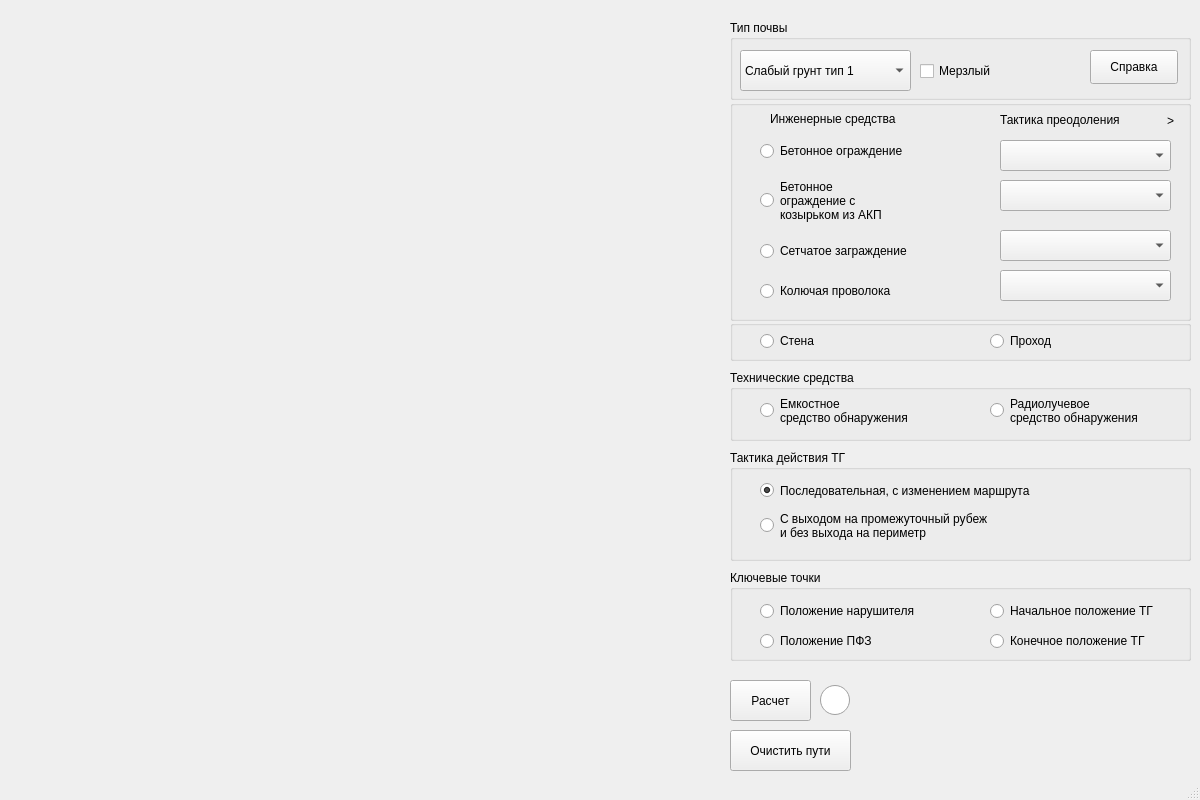
This is design.ui in USerGHub/Makovey as Qt 5 draws it before an edit. The edited form follows.
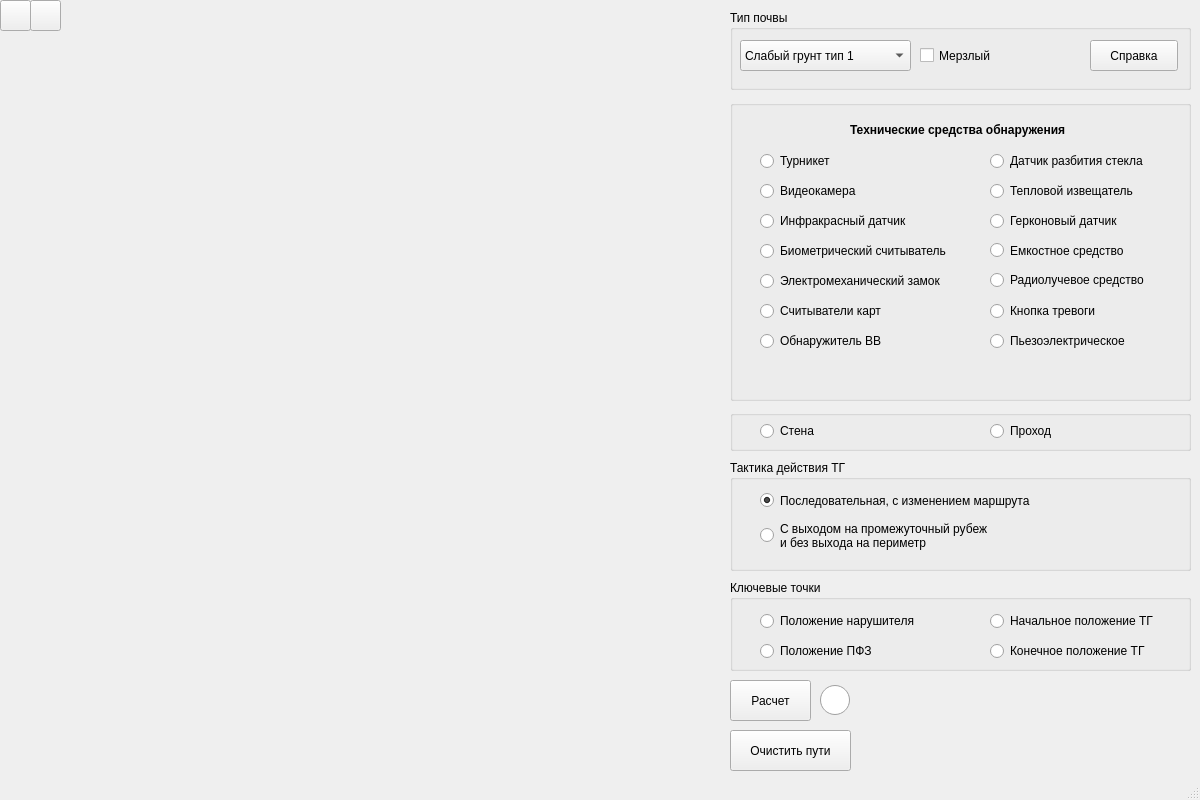
This is the edited form. Icons and pictures are not drawn.

```diff
--- a/design.ui
+++ b/design.ui
@@ -58,7 +58,7 @@
     <property name="geometry">
      <rect>
       <x>730</x>
-      <y>20</y>
+      <y>10</y>
       <width>461</width>
       <height>80</height>
      </rect>
@@ -70,9 +70,9 @@
      <property name="geometry">
       <rect>
        <x>190</x>
-       <y>40</y>
+       <y>30</y>
        <width>88</width>
-       <height>22</height>
+       <height>31</height>
       </rect>
      </property>
      <property name="text">
@@ -85,7 +85,7 @@
        <x>10</x>
        <y>30</y>
        <width>171</width>
-       <height>41</height>
+       <height>31</height>
       </rect>
      </property>
      <property name="currentIndex">
@@ -143,7 +143,7 @@
        <x>360</x>
        <y>30</y>
        <width>88</width>
-       <height>34</height>
+       <height>31</height>
       </rect>
      </property>
      <property name="text">
@@ -157,49 +157,23 @@
       <x>730</x>
       <y>100</y>
       <width>461</width>
-      <height>221</height>
+      <height>301</height>
      </rect>
     </property>
     <property name="title">
      <string/>
     </property>
-    <widget class="QLabel" name="facilitiesLabel">
-     <property name="geometry">
-      <rect>
-       <x>40</x>
-       <y>10</y>
-       <width>171</width>
-       <height>18</height>
-      </rect>
-     </property>
-     <property name="text">
-      <string>Инженерные средства</string>
-     </property>
-    </widget>
-    <widget class="QLabel" name="tacticsLabel">
-     <property name="geometry">
-      <rect>
-       <x>270</x>
-       <y>10</y>
-       <width>151</width>
-       <height>20</height>
-      </rect>
-     </property>
-     <property name="text">
-      <string>Тактика преодоления</string>
-     </property>
-    </widget>
     <widget class="QStackedWidget" name="stackedWidget">
      <property name="geometry">
       <rect>
-       <x>20</x>
-       <y>30</y>
-       <width>421</width>
-       <height>181</height>
+       <x>10</x>
+       <y>10</y>
+       <width>441</width>
+       <height>271</height>
       </rect>
      </property>
      <property name="currentIndex">
-      <number>1</number>
+      <number>2</number>
      </property>
      <widget class="QWidget" name="page_1">
       <widget class="QRadioButton" name="woodDoor">
@@ -425,7 +399,7 @@
        <property name="geometry">
         <rect>
          <x>10</x>
-         <y>10</y>
+         <y>50</y>
          <width>191</width>
          <height>22</height>
         </rect>
@@ -441,9 +415,9 @@
        <property name="geometry">
         <rect>
          <x>10</x>
-         <y>40</y>
+         <y>80</y>
          <width>171</width>
-         <height>61</height>
+         <height>51</height>
         </rect>
        </property>
        <property name="text">
@@ -459,7 +433,7 @@
        <property name="geometry">
         <rect>
          <x>10</x>
-         <y>110</y>
+         <y>160</y>
          <width>201</width>
          <height>22</height>
         </rect>
@@ -475,7 +449,7 @@
        <property name="geometry">
         <rect>
          <x>10</x>
-         <y>150</y>
+         <y>200</y>
          <width>171</width>
          <height>22</height>
         </rect>
@@ -491,7 +465,7 @@
        <property name="geometry">
         <rect>
          <x>250</x>
-         <y>50</y>
+         <y>100</y>
          <width>171</width>
          <height>31</height>
         </rect>
@@ -514,7 +488,7 @@
        <property name="geometry">
         <rect>
          <x>250</x>
-         <y>10</y>
+         <y>50</y>
          <width>171</width>
          <height>31</height>
         </rect>
@@ -537,7 +511,7 @@
        <property name="geometry">
         <rect>
          <x>250</x>
-         <y>100</y>
+         <y>150</y>
          <width>171</width>
          <height>31</height>
         </rect>
@@ -565,7 +539,7 @@
        <property name="geometry">
         <rect>
          <x>250</x>
-         <y>140</y>
+         <y>190</y>
          <width>171</width>
          <height>31</height>
         </rect>
@@ -598,16 +572,293 @@
       <zorder>concreteBox</zorder>
       <zorder>barbedWallBox</zorder>
      </widget>
+     <widget class="QWidget" name="page_3">
+      <widget class="QRadioButton" name="irFacility">
+       <property name="geometry">
+        <rect>
+         <x>20</x>
+         <y>100</y>
+         <width>171</width>
+         <height>22</height>
+        </rect>
+       </property>
+       <property name="text">
+        <string>Инфракрасный датчик</string>
+       </property>
+       <attribute name="buttonGroup">
+        <string notr="true">buttonGroup</string>
+       </attribute>
+      </widget>
+      <widget class="QRadioButton" name="gerkonFacility">
+       <property name="geometry">
+        <rect>
+         <x>250</x>
+         <y>100</y>
+         <width>191</width>
+         <height>22</height>
+        </rect>
+       </property>
+       <property name="text">
+        <string>Герконовый датчик</string>
+       </property>
+       <attribute name="buttonGroup">
+        <string notr="true">buttonGroup</string>
+       </attribute>
+      </widget>
+      <widget class="QRadioButton" name="elmechFacility">
+       <property name="geometry">
+        <rect>
+         <x>20</x>
+         <y>160</y>
+         <width>211</width>
+         <height>22</height>
+        </rect>
+       </property>
+       <property name="text">
+        <string>Электромеханический замок</string>
+       </property>
+       <attribute name="buttonGroup">
+        <string notr="true">buttonGroup</string>
+       </attribute>
+      </widget>
+      <widget class="QRadioButton" name="turnstileFacility">
+       <property name="geometry">
+        <rect>
+         <x>20</x>
+         <y>40</y>
+         <width>151</width>
+         <height>22</height>
+        </rect>
+       </property>
+       <property name="text">
+        <string>Турникет</string>
+       </property>
+       <attribute name="buttonGroup">
+        <string notr="true">buttonGroup</string>
+       </attribute>
+      </widget>
+      <widget class="QLabel" name="tacticsLabel_3">
+       <property name="geometry">
+        <rect>
+         <x>110</x>
+         <y>10</y>
+         <width>251</width>
+         <height>20</height>
+        </rect>
+       </property>
+       <property name="font">
+        <font>
+         <weight>75</weight>
+         <bold>true</bold>
+        </font>
+       </property>
+       <property name="text">
+        <string>Технические средства обнаружения</string>
+       </property>
+      </widget>
+      <widget class="QRadioButton" name="videoFacility">
+       <property name="geometry">
+        <rect>
+         <x>20</x>
+         <y>70</y>
+         <width>151</width>
+         <height>22</height>
+        </rect>
+       </property>
+       <property name="text">
+        <string>Видеокамера</string>
+       </property>
+       <attribute name="buttonGroup">
+        <string notr="true">buttonGroup</string>
+       </attribute>
+      </widget>
+      <widget class="QRadioButton" name="cardFacility">
+       <property name="geometry">
+        <rect>
+         <x>20</x>
+         <y>190</y>
+         <width>191</width>
+         <height>22</height>
+        </rect>
+       </property>
+       <property name="text">
+        <string>Считыватели карт</string>
+       </property>
+       <attribute name="buttonGroup">
+        <string notr="true">buttonGroup</string>
+       </attribute>
+      </widget>
+      <widget class="QRadioButton" name="alarmFacility">
+       <property name="geometry">
+        <rect>
+         <x>250</x>
+         <y>190</y>
+         <width>191</width>
+         <height>22</height>
+        </rect>
+       </property>
+       <property name="text">
+        <string>Кнопка тревоги</string>
+       </property>
+       <attribute name="buttonGroup">
+        <string notr="true">buttonGroup</string>
+       </attribute>
+      </widget>
+      <widget class="QRadioButton" name="glassFacility">
+       <property name="geometry">
+        <rect>
+         <x>250</x>
+         <y>40</y>
+         <width>191</width>
+         <height>22</height>
+        </rect>
+       </property>
+       <property name="text">
+        <string>Датчик разбития стекла</string>
+       </property>
+       <attribute name="buttonGroup">
+        <string notr="true">buttonGroup</string>
+       </attribute>
+      </widget>
+      <widget class="QRadioButton" name="warmFacility">
+       <property name="geometry">
+        <rect>
+         <x>250</x>
+         <y>70</y>
+         <width>191</width>
+         <height>22</height>
+        </rect>
+       </property>
+       <property name="text">
+        <string>Тепловой извещатель</string>
+       </property>
+       <attribute name="buttonGroup">
+        <string notr="true">buttonGroup</string>
+       </attribute>
+      </widget>
+      <widget class="QRadioButton" name="bioFacility">
+       <property name="geometry">
+        <rect>
+         <x>20</x>
+         <y>130</y>
+         <width>221</width>
+         <height>22</height>
+        </rect>
+       </property>
+       <property name="text">
+        <string>Биометрический считыватель</string>
+       </property>
+       <attribute name="buttonGroup">
+        <string notr="true">buttonGroup</string>
+       </attribute>
+      </widget>
+      <widget class="QRadioButton" name="capacityFacility">
+       <property name="geometry">
+        <rect>
+         <x>250</x>
+         <y>130</y>
+         <width>181</width>
+         <height>21</height>
+        </rect>
+       </property>
+       <property name="text">
+        <string>Емкостное средство</string>
+       </property>
+       <attribute name="buttonGroup">
+        <string notr="true">buttonGroup</string>
+       </attribute>
+      </widget>
+      <widget class="QRadioButton" name="radioFacility">
+       <property name="geometry">
+        <rect>
+         <x>250</x>
+         <y>160</y>
+         <width>201</width>
+         <height>20</height>
+        </rect>
+       </property>
+       <property name="text">
+        <string>Радиолучевое средство</string>
+       </property>
+       <attribute name="buttonGroup">
+        <string notr="true">buttonGroup</string>
+       </attribute>
+      </widget>
+      <widget class="QRadioButton" name="bombFacility">
+       <property name="geometry">
+        <rect>
+         <x>20</x>
+         <y>220</y>
+         <width>151</width>
+         <height>22</height>
+        </rect>
+       </property>
+       <property name="text">
+        <string>Обнаружитель ВВ</string>
+       </property>
+       <attribute name="buttonGroup">
+        <string notr="true">buttonGroup</string>
+       </attribute>
+      </widget>
+      <widget class="QRadioButton" name="piezoFacility">
+       <property name="geometry">
+        <rect>
+         <x>250</x>
+         <y>220</y>
+         <width>181</width>
+         <height>22</height>
+        </rect>
+       </property>
+       <property name="text">
+        <string>Пьезоэлектрическое</string>
+       </property>
+       <attribute name="buttonGroup">
+        <string notr="true">buttonGroup</string>
+       </attribute>
+      </widget>
+     </widget>
     </widget>
     <widget class="QPushButton" name="listButton">
      <property name="geometry">
       <rect>
-       <x>430</x>
+       <x>440</x>
+       <y>10</y>
+       <width>20</width>
+       <height>21</height>
+      </rect>
+     </property>
+     <property name="font">
+      <font>
+       <pointsize>15</pointsize>
+      </font>
+     </property>
+     <property name="cursor">
+      <cursorShape>PointingHandCursor</cursorShape>
+     </property>
+     <property name="styleSheet">
+      <string notr="true">QPushButton {border:  none}</string>
+     </property>
+     <property name="text">
+      <string/>
+     </property>
+     <property name="icon">
+      <iconset theme="go-next"/>
+     </property>
+    </widget>
+    <widget class="QPushButton" name="listButton_prev">
+     <property name="geometry">
+      <rect>
+       <x>420</x>
        <y>10</y>
        <width>21</width>
        <height>21</height>
       </rect>
      </property>
+     <property name="font">
+      <font>
+       <pointsize>15</pointsize>
+      </font>
+     </property>
      <property name="cursor">
       <cursorShape>PointingHandCursor</cursorShape>
      </property>
@@ -615,62 +866,18 @@
       <string notr="true">QPushButton {border:  none}</string>
      </property>
      <property name="text">
-      <string>&gt;</string>
+      <string/>
      </property>
-    </widget>
-   </widget>
-   <widget class="QGroupBox" name="technicalBox">
-    <property name="geometry">
-     <rect>
-      <x>730</x>
-      <y>370</y>
-      <width>461</width>
-      <height>71</height>
-     </rect>
-    </property>
-    <property name="title">
-     <string>Технические средства</string>
-    </property>
-    <widget class="QRadioButton" name="capacityFacility">
-     <property name="geometry">
-      <rect>
-       <x>30</x>
-       <y>20</y>
-       <width>181</width>
-       <height>41</height>
-      </rect>
+     <property name="icon">
+      <iconset theme="go-previous"/>
      </property>
-     <property name="text">
-      <string>Емкостное
-средство обнаружения</string>
-     </property>
-     <attribute name="buttonGroup">
-      <string notr="true">buttonGroup</string>
-     </attribute>
-    </widget>
-    <widget class="QRadioButton" name="radioFacility">
-     <property name="geometry">
-      <rect>
-       <x>260</x>
-       <y>20</y>
-       <width>201</width>
-       <height>41</height>
-      </rect>
-     </property>
-     <property name="text">
-      <string>Радиолучевое
-средство обнаружения</string>
-     </property>
-     <attribute name="buttonGroup">
-      <string notr="true">buttonGroup</string>
-     </attribute>
     </widget>
    </widget>
    <widget class="QGroupBox" name="tacticsBox">
     <property name="geometry">
      <rect>
       <x>730</x>
-      <y>450</y>
+      <y>460</y>
       <width>461</width>
       <height>111</height>
      </rect>
@@ -716,7 +923,7 @@
     <property name="geometry">
      <rect>
       <x>730</x>
-      <y>570</y>
+      <y>580</y>
       <width>461</width>
       <height>91</height>
      </rect>
@@ -793,7 +1000,7 @@
     <property name="geometry">
      <rect>
       <x>730</x>
-      <y>320</y>
+      <y>410</y>
       <width>461</width>
       <height>41</height>
      </rect>
@@ -879,15 +1086,61 @@
     <property name="geometry">
      <rect>
       <x>910</x>
-      <y>670</y>
+      <y>680</y>
       <width>281</width>
-      <height>101</height>
+      <height>91</height>
      </rect>
     </property>
     <property name="text">
      <string/>
     </property>
    </widget>
+   <widget class="QPushButton" name="saveButton">
+    <property name="geometry">
+     <rect>
+      <x>0</x>
+      <y>0</y>
+      <width>31</width>
+      <height>31</height>
+     </rect>
+    </property>
+    <property name="text">
+     <string/>
+    </property>
+    <property name="icon">
+     <iconset>
+      <normaloff>pictures/save.png</normaloff>pictures/save.png</iconset>
+    </property>
+    <property name="iconSize">
+     <size>
+      <width>24</width>
+      <height>24</height>
+     </size>
+    </property>
+   </widget>
+   <widget class="QPushButton" name="loadButton">
+    <property name="geometry">
+     <rect>
+      <x>30</x>
+      <y>0</y>
+      <width>31</width>
+      <height>31</height>
+     </rect>
+    </property>
+    <property name="text">
+     <string/>
+    </property>
+    <property name="icon">
+     <iconset>
+      <normaloff>pictures/open.png</normaloff>pictures/open.png</iconset>
+    </property>
+    <property name="iconSize">
+     <size>
+      <width>24</width>
+      <height>24</height>
+     </size>
+    </property>
+   </widget>
   </widget>
   <widget class="QStatusBar" name="statusbar"/>
  </widget>
```
Left out of the diff: 116 changed lines with no effect on the pictures.
